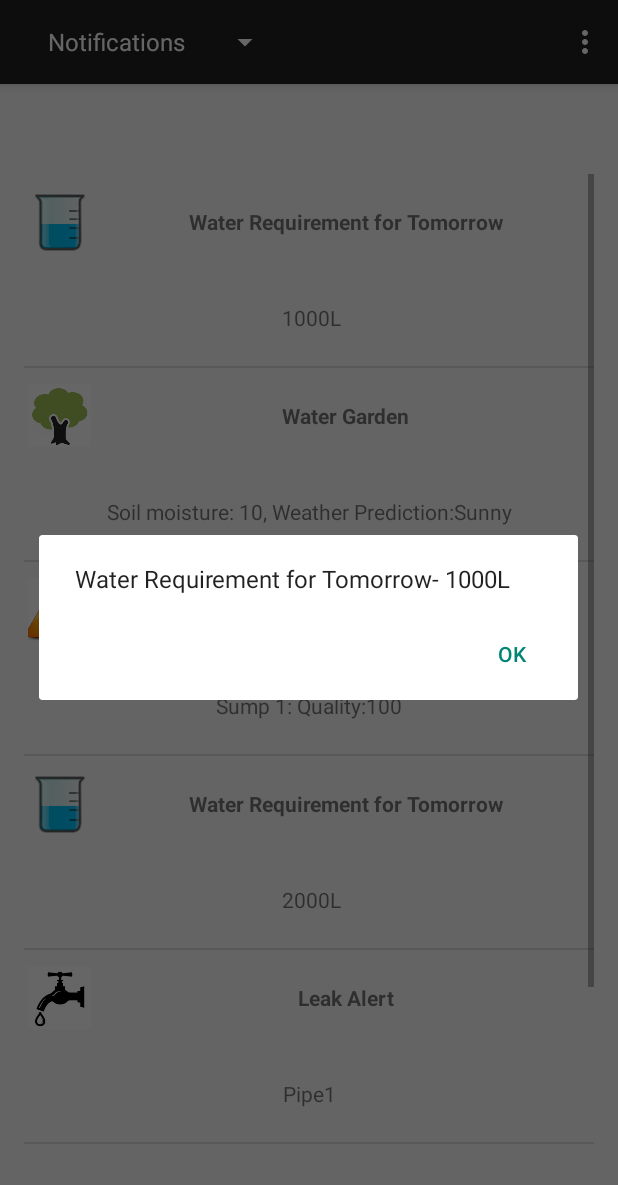
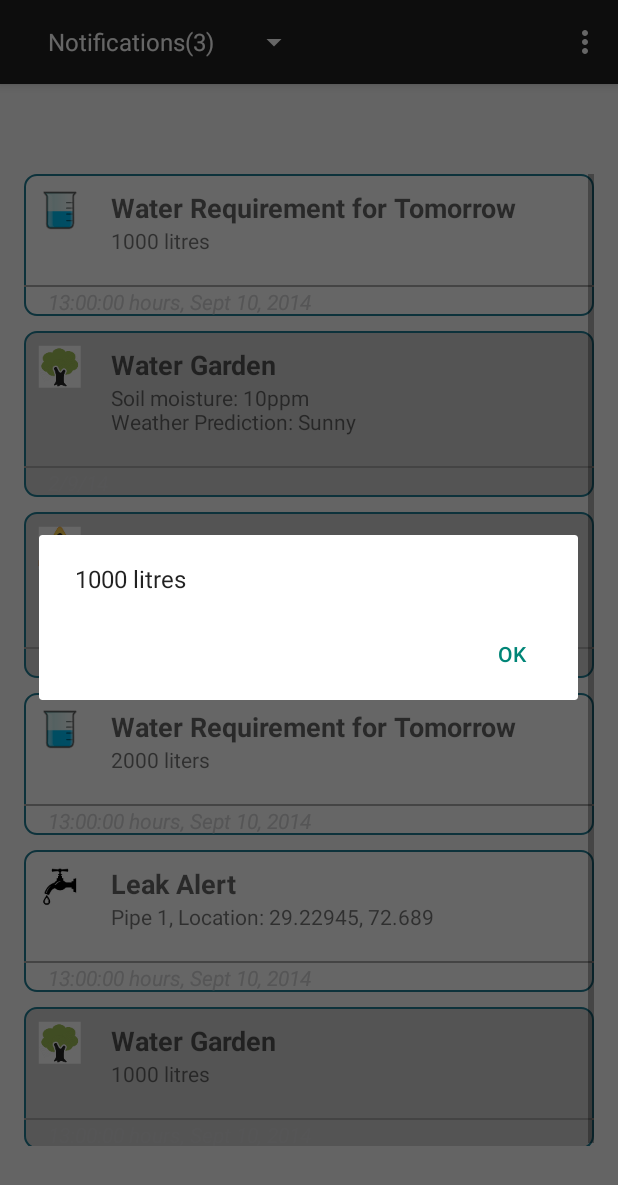
Before and after one commit to smartwatermanagement/self-healing-water-networks, an Android app: the screen it shows after launch (HomeActivity), after a tap on "Water Requirement for Tomorrow", on a phone screen of 412 x 824 dp. Shown: the top 1185 px of the screen. Run offline under Robolectric (Android 15) with nearby library versions, the phone set to English and light mode, and no system bars.

Commit message:
Redid UI of Notifications.

```diff
--- /dev/null
+++ b/SWN/app/src/main/java/notifications/Notification.java
@@ -0,0 +1,62 @@
+package notifications;
+
+/**
+ * Created by kumudini on 9/30/14.
+ */
+public class Notification {
+    private String title;
+    private String date;
+    private String description;
+    private boolean read;
+    private int image;
+
+
+
+    public Notification(String title, String date, String description, boolean read, int image) {
+        this.title = title;
+        this.date = date;
+        this.description = description;
+        this.read = read;
+        this.image = image;
+
+    }
+
+    public int getImage() {
+        return image;
+    }
+
+    public void setImage(int image) {
+        this.image = image;
+    }
+    public void setTitle(String title) {
+        this.title = title;
+    }
+
+    public void setDate(String date) {
+        this.date = date;
+    }
+
+    public void setDescription(String description) {
+        this.description = description;
+    }
+
+    public void setRead(boolean read) {
+        this.read = read;
+    }
+
+    public String getTitle() {
+        return title;
+    }
+
+    public String getDate() {
+        return date;
+    }
+
+    public String getDescription() {
+        return description;
+    }
+
+    public boolean isRead() {
+        return read;
+    }
+}
--- a/SWN/app/src/main/java/notifications/NotificationsFragment.java
+++ b/SWN/app/src/main/java/notifications/NotificationsFragment.java
@@ -36,19 +36,15 @@ public class NotificationsFragment extends Fragment {
         super.onCreate(savedInstanceState);
         View rootView = inflater.inflate(R.layout.fragment_notifications_tabs, container, false);
 
-        imageTitleMap.put("Water Requirement for Tomorrow", R.drawable.water_requirement);
-        imageTitleMap.put("Water Garden", R.drawable.tree);
-        imageTitleMap.put("Leak Alert", R.drawable.leaky_tap);
-        imageTitleMap.put("Alert", R.drawable.alert);
 
         FragmentTabHost tabHost = (FragmentTabHost) rootView.findViewById(R.id.tabHostNotifications);
         tabHost.setup(getActivity(), getChildFragmentManager(), R.id.realtabcontentnotifications);
 
         tabHost.addTab(tabHost.newTabSpec("tab1").setIndicator("All"),
                 AllNotificationsFragment.class, null);
-        tabHost.addTab(tabHost.newTabSpec("tab2").setIndicator("Read"),
+        tabHost.addTab(tabHost.newTabSpec("tab2").setIndicator("Pending"),
                 ResolvedNotificationsFragment.class, null);
-        tabHost.addTab(tabHost.newTabSpec("tab3").setIndicator("Unread"),
+        tabHost.addTab(tabHost.newTabSpec("tab3").setIndicator("Resolved"),
                 PendingNotificationsFragment.class, null);
         tabHost.setOnTabChangedListener(new TabHost.OnTabChangeListener() {
             @Override
@@ -64,7 +60,7 @@ public class NotificationsFragment extends Fragment {
         public ResolvedNotificationsFragment(){
 
         }
-        ArrayAdapter<String> adapter;
+        ArrayAdapter<Notification> adapter;
         final List notificationList = new ArrayList();
 
         @Override
@@ -73,16 +69,23 @@ public class NotificationsFragment extends Fragment {
 
 
             View rootView = inflater.inflate(R.layout.fragment_notifications_listview, container, false);
-            notificationList.add("Water Requirement for Tomorrow- 1000L");
-            notificationList.add("Water Garden-Soil moisture: 10, Weather Prediction:Sunny");
-            notificationList.add("Alert-Sump 1: Quality:100");
-            notificationList.add("Water Requirement for Tomorrow- 2000L");
-            notificationList.add("Leak Alert-Pipe1");
-            notificationList.add("Water Garden");
-            adapter = new NotificationsArrayAdapter<String>(
+            Notification not1 = new Notification("Water Requirement for Tomorrow", "13:00:00 hours, Sept 10, 2014", "1000 litres", false, R.drawable.water_requirement);
+            Notification not2 = new Notification("Water Garden", "2/9/14", "Soil moisture: 10ppm \nWeather Prediction: Sunny", false, R.drawable.tree);
+            Notification not3 = new Notification("Alert", "13:00:00 hours, Sept 10, 2014", "Main Tank: BOD < 20 mg/litre \nCurrent Reading: 70 mg/litre", false, R.drawable.alert);
+            Notification not4 = new Notification("Water Requirement for Tomorrow", "13:00:00 hours, Sept 10, 2014", "2000 liters", true, R.drawable.water_requirement);
+            Notification not5 = new Notification("Leak Alert", "13:00:00 hours, Sept 10, 2014", "Pipe 1, Location: 29.22945, 72.689", true,  R.drawable.leaky_tap);
+            Notification not6 = new Notification("Water Garden", "13:00:00 hours, Sept 10, 2014", "1000 litres", false, R.drawable.tree);
+
+            notificationList.add(not1);
+            notificationList.add(not2);
+            notificationList.add(not3);
+            notificationList.add(not4);
+            notificationList.add(not5);
+            notificationList.add(not6);
+            adapter = new NotificationsArrayAdapter<Notification>(
                     getActivity(), // The current context (this activity)
                     R.layout.list_item_notifications, // The name of the layout ID.
-                    notificationList, imageTitleMap);
+                    notificationList);
 
 
             // Get a reference to the ListView, and attach this adapter to it.
@@ -101,7 +104,9 @@ public class NotificationsFragment extends Fragment {
             listView.setOnItemClickListener(new AdapterView.OnItemClickListener() {
                 @Override
                 public void onItemClick(AdapterView<?> adapterView, View view, int i, long l) {
-                    notificationDetails = adapter.getItem(i);
+                    notificationDetails = ((Notification)adapter.getItem(i)).getDescription();
+                    ((Notification)adapter.getItem(i)).setRead(true);
+                    adapter.notifyDataSetChanged();
                     (new DetailsDialogFragment()).show(getChildFragmentManager(), "Tag");
                 }
             });
@@ -143,7 +148,7 @@ public class NotificationsFragment extends Fragment {
     }
     public static class AllNotificationsFragment extends Fragment{
 
-        ArrayAdapter<String> adapter;
+        ArrayAdapter<Notification> adapter;
         final List notificationList = new ArrayList();
 
         public AllNotificationsFragment(){
@@ -157,16 +162,24 @@ public class NotificationsFragment extends Fragment {
             // Get a reference to the ListView, and attach this adapter to it.
             ListView listView = (ListView) rootView.findViewById(R.id.listViewNotifications);
 
-            notificationList.add("Water Requirement for Tomorrow- 1000L");
-            notificationList.add("Water Garden-Soil moisture: 10, Weather Prediction:Sunny");
-            notificationList.add("Alert-Sump 1: Quality:100");
-            notificationList.add("Water Requirement for Tomorrow- 2000L");
-            notificationList.add("Leak Alert-Pipe1");
-            notificationList.add("Water Garden");
-            adapter = new NotificationsArrayAdapter<String>(
+
+            Notification not1 = new Notification("Water Requirement for Tomorrow", "13:00:00 hours, Sept 10, 2014", "1000 litres", false, R.drawable.water_requirement);
+            Notification not2 = new Notification("Water Garden", "2/9/14", "Soil moisture: 10ppm \nWeather Prediction: Sunny", false, R.drawable.tree);
+            Notification not3 = new Notification("Alert", "13:00:00 hours, Sept 10, 2014", "Main Tank: BOD < 20 mg/litre \nCurrent Reading: 70 mg/litre", false, R.drawable.alert);
+            Notification not4 = new Notification("Water Requirement for Tomorrow", "13:00:00 hours, Sept 10, 2014", "2000 liters", true, R.drawable.water_requirement);
+            Notification not5 = new Notification("Leak Alert", "13:00:00 hours, Sept 10, 2014", "Pipe 1, Location: 29.22945, 72.689", true,  R.drawable.leaky_tap);
+            Notification not6 = new Notification("Water Garden", "13:00:00 hours, Sept 10, 2014", "1000 litres", false, R.drawable.tree);
+
+            notificationList.add(not1);
+            notificationList.add(not2);
+            notificationList.add(not3);
+            notificationList.add(not4);
+            notificationList.add(not5);
+            notificationList.add(not6);
+            adapter = new NotificationsArrayAdapter<Notification>(
                     getActivity(), // The current context (this activity)
-                    R.layout.list_item_notifications,
-                    notificationList, imageTitleMap);
+                    R.layout.list_item_notifications, // The name of the layout ID.
+                    notificationList);
 
 
 
@@ -184,7 +197,9 @@ public class NotificationsFragment extends Fragment {
             listView.setOnItemClickListener(new AdapterView.OnItemClickListener() {
                 @Override
                 public void onItemClick(AdapterView<?> adapterView, View view, int i, long l) {
-                    notificationDetails = adapter.getItem(i);
+                    notificationDetails = ((Notification)adapter.getItem(i)).getDescription();
+                    ((Notification)adapter.getItem(i)).setRead(true);
+                    adapter.notifyDataSetChanged();
                     (new DetailsDialogFragment()).show(getChildFragmentManager(), "Tag");
                 }
             });
@@ -226,7 +241,7 @@ public class NotificationsFragment extends Fragment {
         public PendingNotificationsFragment(){
 
         }
-        ArrayAdapter<String> adapter;
+        ArrayAdapter<Notification> adapter;
         final List notificationList = new ArrayList();
 
         @Override
@@ -239,16 +254,23 @@ public class NotificationsFragment extends Fragment {
             // Get a reference to the ListView, and attach this adapter to it.
             ListView listView = (ListView) rootView.findViewById(R.id.listViewNotifications);
 
-            notificationList.add("Water Requirement for Tomorrow- 1000L");
-            notificationList.add("Water Garden-Soil moisture: 10, Weather Prediction:Sunny");
-            notificationList.add("Alert-Sump 1: Quality:100");
-            notificationList.add("Water Requirement for Tomorrow- 2000L");
-            notificationList.add("Leak Alert-Pipe1");
-            notificationList.add("Water Garden-Soil moisture: 20, Weather Prediction:Sunny");
-            adapter = new NotificationsArrayAdapter<String>(
+            Notification not1 = new Notification("Water Requirement for Tomorrow", "13:00:00 hours, Sept 10, 2014", "1000 litres", false, R.drawable.water_requirement);
+            Notification not2 = new Notification("Water Garden", "2/9/14", "Soil moisture: 10ppm \nWeather Prediction: Sunny", false, R.drawable.tree);
+            Notification not3 = new Notification("Alert", "13:00:00 hours, Sept 10, 2014", "Main Tank: BOD < 20 mg/litre \nCurrent Reading: 70 mg/litre", false, R.drawable.alert);
+            Notification not4 = new Notification("Water Requirement for Tomorrow", "13:00:00 hours, Sept 10, 2014", "2000 liters", true, R.drawable.water_requirement);
+            Notification not5 = new Notification("Leak Alert", "13:00:00 hours, Sept 10, 2014", "Pipe 1, Location: 29.22945, 72.689", true,  R.drawable.leaky_tap);
+            Notification not6 = new Notification("Water Garden", "13:00:00 hours, Sept 10, 2014", "1000 litres", false, R.drawable.tree);
+
+            notificationList.add(not1);
+            notificationList.add(not2);
+            notificationList.add(not3);
+            notificationList.add(not4);
+            notificationList.add(not5);
+            notificationList.add(not6);
+            adapter = new NotificationsArrayAdapter<Notification>(
                     getActivity(), // The current context (this activity)
                     R.layout.list_item_notifications, // The name of the layout ID.
-                    notificationList, imageTitleMap);
+                    notificationList);
 
             listView.setAdapter(adapter);
 
@@ -265,7 +287,9 @@ public class NotificationsFragment extends Fragment {
             listView.setOnItemClickListener(new AdapterView.OnItemClickListener() {
                 @Override
                 public void onItemClick(AdapterView<?> adapterView, View view, int i, long l) {
-                    notificationDetails = adapter.getItem(i);
+                    notificationDetails = ((Notification)adapter.getItem(i)).getDescription();
+                    ((Notification)adapter.getItem(i)).setRead(true);
+                    adapter.notifyDataSetChanged();
                     (new DetailsDialogFragment()).show(getChildFragmentManager(), "Tag");
                 }
             });
--- a/SWN/app/src/main/java/utils/NotificationsArrayAdapter.java
+++ b/SWN/app/src/main/java/utils/NotificationsArrayAdapter.java
@@ -5,28 +5,28 @@ import android.view.LayoutInflater;
 import android.view.View;
 import android.view.ViewGroup;
 import android.widget.ArrayAdapter;
+import android.widget.ImageView;
 import android.widget.TextView;
 
 import com.example.android.swn.R;
 
 import java.util.List;
-import java.util.Map;
+
+import notifications.Notification;
 
 /**
  * Created by kumudini on 9/23/14.
  */
 public class NotificationsArrayAdapter<T> extends ArrayAdapter<T> {
-    private Map<String, Integer> imageTitleMap;
     private final Context context;
     private final List<T> itemsArrayList;
     private final int resource;
 
     public NotificationsArrayAdapter(Context context, int resource,
-                                     List<T> objects, Map<String, Integer> imageTitleMap) {
+                                     List<T> objects) {
         super(context, resource, objects);
         this.context = context;
         this.itemsArrayList = objects;
-        this.imageTitleMap = imageTitleMap;
         this.resource = resource;
     }
 
@@ -41,17 +41,21 @@ public class NotificationsArrayAdapter<T> extends ArrayAdapter<T> {
 
         TextView titleView = (TextView) itemView.findViewById(R.id.list_item_notification_title_textview);
         TextView descriptionView = (TextView) itemView.findViewById(R.id.list_item_notification_description_textview);
-
-        String[] strings = itemsArrayList.get(position).toString().split("-");
-        titleView.setText(strings[0]);
-        if(strings.length > 1)
-            descriptionView.setText(strings[1]);
-        titleView.setCompoundDrawablesWithIntrinsicBounds(
-                imageTitleMap.get(titleView.getText().toString()),
+        TextView dateView = (TextView) itemView.findViewById(R.id.list_item_notification_date_textview);
+        ImageView image = (ImageView) itemView.findViewById(R.id.icon);
+        Notification not = (Notification)itemsArrayList.get(position);
+        titleView.setText(not.getTitle());
+        descriptionView.setText(not.getDescription());
+        dateView.setText(not.getDate());
+        /*itemView.setCompoundDrawablesWithIntrinsicBounds(
+                not.getImage(),
                 0,
                 0,
-                0);
-
+                0);*/
+        image.setImageResource(not.getImage());
+        if(!not.isRead()){
+            itemView.setBackgroundDrawable(context.getResources().getDrawable(R.drawable.round_rect_shape_colored));
+        }
         return itemView;
     }
 }
--- /dev/null
+++ b/SWN/app/src/main/res/drawable/round_rect_shape_colored.xml
@@ -0,0 +1,15 @@
+<?xml version="1.0" encoding="utf-8"?>
+
+<shape xmlns:android="http://schemas.android.com/apk/res/android"
+    android:shape="rectangle" >
+
+    <solid android:color="#d3d3d3" />
+    <corners
+        android:bottomLeftRadius="8dp"
+        android:bottomRightRadius="8dp"
+        android:topLeftRadius="8dp"
+        android:topRightRadius="8dp" />
+    <stroke
+        android:width="1dp"
+        android:color="#ff207d94" />
+</shape>
--- a/SWN/app/src/main/res/layout/fragment_notifications_listview.xml
+++ b/SWN/app/src/main/res/layout/fragment_notifications_listview.xml
@@ -12,5 +12,8 @@ android:paddingBottom="@dimen/activity_vertical_margin"
         android:layout_width="match_parent"
         android:layout_height="wrap_content"
         android:id="@+id/listViewNotifications"
-        android:layout_gravity="center_horizontal" />
+        android:layout_gravity="center_horizontal"
+        android:dividerHeight="10dp"
+        android:divider="@android:color/transparent"
+        />
 </LinearLayout>
--- a/SWN/app/src/main/res/layout/list_item_notifications.xml
+++ b/SWN/app/src/main/res/layout/list_item_notifications.xml
@@ -1,22 +1,62 @@
 <LinearLayout xmlns:android="http://schemas.android.com/apk/res/android"
     android:orientation="vertical"
     android:layout_width="match_parent"
-    android:layout_height="match_parent">
+    android:layout_height="match_parent"
+    android:background="@drawable/round_rect_shape">
 
+    <LinearLayout
+        android:layout_width="match_parent"
+        android:layout_height="wrap_content"
+        android:orientation="horizontal">
+    <ImageView
+        android:id="@+id/icon"
+        android:layout_width="32dp"
+        android:layout_height="32dp"
+        android:layout_alignParentLeft="true"
+        android:layout_marginLeft="8dp"
+        android:layout_marginRight="8dp"
+        android:layout_marginTop="8dp">
+
+    </ImageView>
+    <LinearLayout
+        android:layout_width="match_parent"
+        android:layout_height="wrap_content"
+        android:orientation="vertical"
+        android:layout_marginLeft="@dimen/list_item_horizonal_margin"
+        android:layout_marginTop="@dimen/list_item_vertical_margin"
+        android:layout_marginBottom="@dimen/list_item_vertical_margin">
     <TextView
         android:layout_width="match_parent"
         android:layout_height="wrap_content"
         android:id="@+id/list_item_notification_title_textview"
-        android:minHeight="?android:attr/listPreferredItemHeight"
-        android:drawableLeft="@drawable/leaky_tap"
-        android:gravity="center"
-        android:textStyle="bold" >
+        android:gravity="start"
+        android:textStyle="bold"
+        android:textAppearance="?android:attr/textAppearanceMedium"
+        >
     </TextView>
+
     <TextView
     android:layout_width="match_parent"
     android:layout_height="wrap_content"
     android:id="@+id/list_item_notification_description_textview"
-    android:minHeight="?android:attr/listPreferredItemHeight"
-    android:gravity="center">
+    android:gravity="start"
+    android:layout_marginBottom="@dimen/list_item_vertical_margin">
+    </TextView>
+
+    </LinearLayout>
+    </LinearLayout>>
+
+    <View
+        android:layout_width="match_parent"
+        android:layout_height="1dp"
+        android:background="@android:color/darker_gray" />
+    <TextView
+        android:layout_width="match_parent"
+        android:layout_height="wrap_content"
+        android:id="@+id/list_item_notification_date_textview"
+        android:gravity="start"
+        android:textStyle="italic"
+        android:textColor="@color/wallet_hint_foreground_holo_light"
+        android:paddingLeft="@dimen/activity_horizontal_margin">
     </TextView>
 </LinearLayout>
--- a/SWN/app/src/main/res/values/dimens.xml
+++ b/SWN/app/src/main/res/values/dimens.xml
@@ -2,4 +2,6 @@
     <!-- Default screen margins, per the Android Design guidelines. -->
     <dimen name="activity_horizontal_margin">16dp</dimen>
     <dimen name="activity_vertical_margin">60dp</dimen>
+    <dimen name="list_item_horizonal_margin">10dp</dimen>
+    <dimen name="list_item_vertical_margin">10dp</dimen>
 </resources>
--- a/SWN/app/src/main/res/values/strings.xml
+++ b/SWN/app/src/main/res/values/strings.xml
@@ -8,7 +8,7 @@
 
     <string name="title_activity_login">Administrator Login</string>
     <string name="title_reports">Reports</string>
-    <string name="title_notifications">Notifications</string>
+    <string name="title_notifications">Notifications(3)</string>
 
 
     <string name="water_requirement">Water Requirement for Tomorrow</string>
--- a/SWN/app/src/main/res/values/styles.xml
+++ b/SWN/app/src/main/res/values/styles.xml
@@ -1,7 +1,7 @@
 <resources>
 
     <!-- Base application theme. -->
-    <style name="AppTheme" parent="Theme.AppCompat.Light.DarkActionBar">
+        <style name="AppTheme" parent="Theme.AppCompat.Light.DarkActionBar">
         <!-- Customize your theme here. -->
     </style>
 
```
Also changed, not shown: 2 other files.
